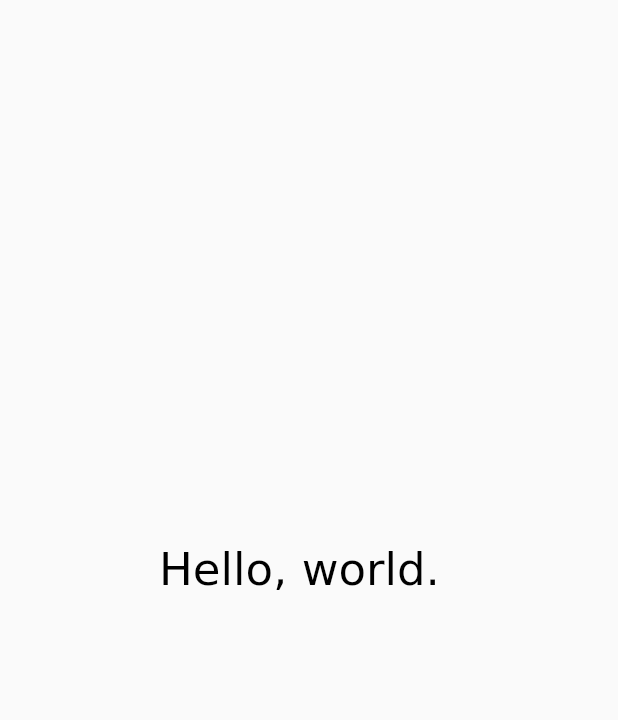
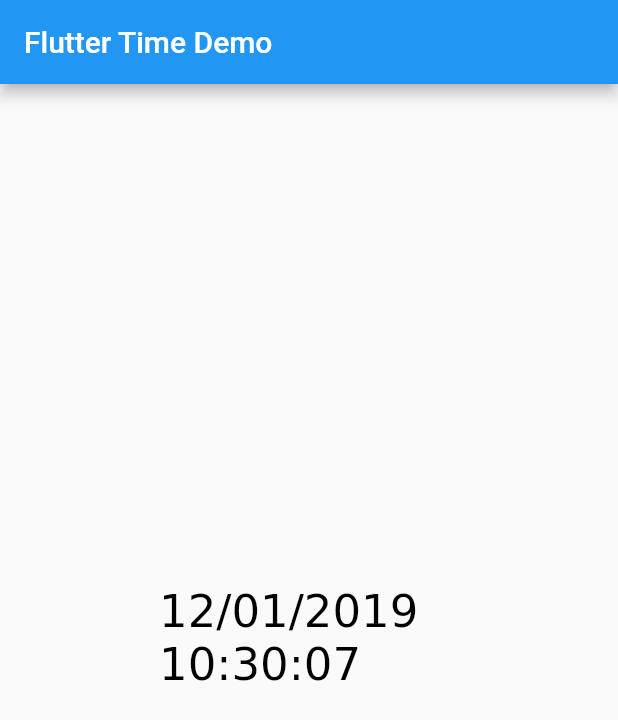
Before and after one commit to vincentopensourcetaiwan/flutter-clocl, a Flutter app: the screen it shows after launch, on a phone screen of 412 x 824 dp. Shown: the top 720 px of the screen. Run offline on Flutter 3.47's test engine with Material 2 defaults, Android fonts, the phone set to English and light mode, and no system bars.

Commit message:
Flutter Clock

```diff
--- a/lib/main.dart
+++ b/lib/main.dart
@@ -1,4 +1,7 @@
+import 'dart:async';
 import 'package:flutter/material.dart';
+import 'package:intl/intl.dart';
+import 'dart:ui' as ui;
 import 'dart:ui' as ui;
 
 void main() => runApp(MyApp());
@@ -7,10 +10,54 @@ class MyApp extends StatelessWidget {
   @override
   Widget build(BuildContext context) {
     return MaterialApp(
-      home: Scaffold(
-        body: HomeWidget(),
+      title: 'Flutter Time Demo',
+      theme: ThemeData(
+        primarySwatch: Colors.blue,
       ),
+      home: MyHomePage(title: 'Flutter Time Demo'),
     );
+  }
+}
+
+class MyHomePage extends StatefulWidget {
+  MyHomePage({Key key, this.title}) : super(key: key);
+
+  final String title;
+
+  @override
+  _MyHomePageState createState() => _MyHomePageState();
+}
+
+class _MyHomePageState extends State<MyHomePage> {
+  String _timeString;
+
+  @override
+  void initState() {
+    _timeString = _formatDateTime(DateTime.now());
+    Timer.periodic(Duration(seconds: 1), (Timer t) => _getTime());
+    super.initState();
+  }
+
+  @override
+  Widget build(BuildContext context) {
+    return Scaffold(
+      appBar: AppBar(
+        title: Text(widget.title),
+      ),
+      body: HomeWidget(),
+    );
+  }
+
+  void _getTime() {
+    final DateTime now = DateTime.now();
+    final String formattedDateTime = _formatDateTime(now);
+    setState(() {
+      _timeString = formattedDateTime;
+    });
+  }
+
+  String _formatDateTime(DateTime dateTime) {
+    return DateFormat('MM/dd/yyyy hh:mm:ss').format(dateTime);
   }
 }
 
@@ -18,7 +65,8 @@ class HomeWidget extends StatelessWidget {
   @override
   Widget build(BuildContext context) {
     return Center(
-      child: CustomPaint( //                       <-- CustomPaint widget
+      child: CustomPaint(
+        //                       <-- CustomPaint widget
         size: Size(300, 300),
         painter: MyPainter(),
       ),
@@ -26,19 +74,20 @@ class HomeWidget extends StatelessWidget {
   }
 }
 
-class MyPainter extends CustomPainter { //         <-- CustomPainter class
+class MyPainter extends CustomPainter {
+  //         <-- CustomPainter class
+  var now = new DateTime.now();
+
   @override
   void paint(Canvas canvas, Size size) {
     final textStyle = ui.TextStyle(
       color: Colors.black,
       fontSize: 30,
     );
-    final paragraphStyle = ui.ParagraphStyle(
-      textDirection: TextDirection.ltr,
-    );
+    final paragraphStyle = ui.ParagraphStyle();
     final paragraphBuilder = ui.ParagraphBuilder(paragraphStyle)
       ..pushStyle(textStyle)
-      ..addText('Hello, world.');
+      ..addText(DateFormat('MM/dd/yyyy hh:mm:ss').format(now));
     final constraints = ui.ParagraphConstraints(width: 300);
     final paragraph = paragraphBuilder.build();
     paragraph.layout(constraints);
@@ -48,6 +97,6 @@ class MyPainter extends CustomPainter { //         <-- CustomPainter class
 
   @override
   bool shouldRepaint(CustomPainter old) {
-    return false;
+    return true;
   }
 }
--- a/pubspec.yaml
+++ b/pubspec.yaml
@@ -23,6 +23,7 @@ dependencies:
   # The following adds the Cupertino Icons font to your application.
   # Use with the CupertinoIcons class for iOS style icons.
   cupertino_icons: ^0.1.2
+  intl: ^0.16.0
 
 dev_dependencies:
   flutter_test:
```
Also changed, not shown: pubspec.lock.
